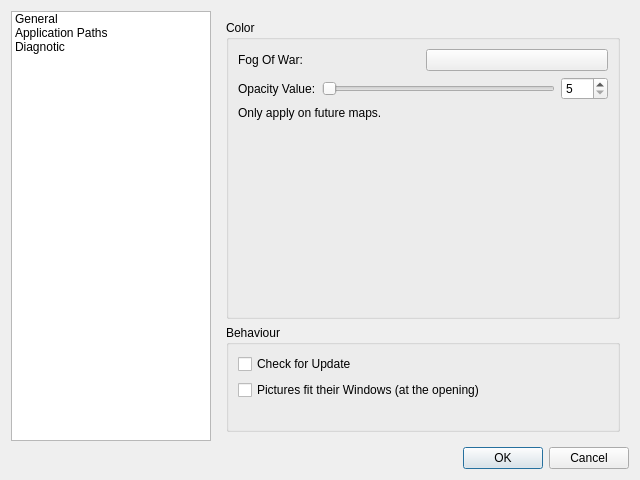
Above: src/preferencesdialogbox.ui from Rolisteam/rolisteam before the change. Below: the same form after it.
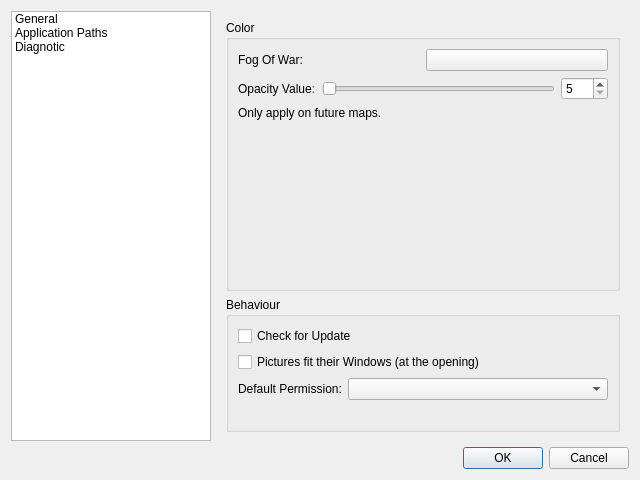
That is the form after the change. Custom widgets are drawn as their Qt base class.

Patch:
```diff
--- a/src/preferencesdialogbox.ui
+++ b/src/preferencesdialogbox.ui
@@ -155,6 +155,20 @@
               </property>
              </widget>
             </item>
+            <item>
+             <layout class="QHBoxLayout" name="horizontalLayout_7" stretch="0,1">
+              <item>
+               <widget class="QLabel" name="label_12">
+                <property name="text">
+                 <string>Default Permission:</string>
+                </property>
+               </widget>
+              </item>
+              <item>
+               <widget class="QComboBox" name="m_defaultMapModeCombo"/>
+              </item>
+             </layout>
+            </item>
             <item>
              <widget class="QLabel" name="label_9">
               <property name="text">
```
